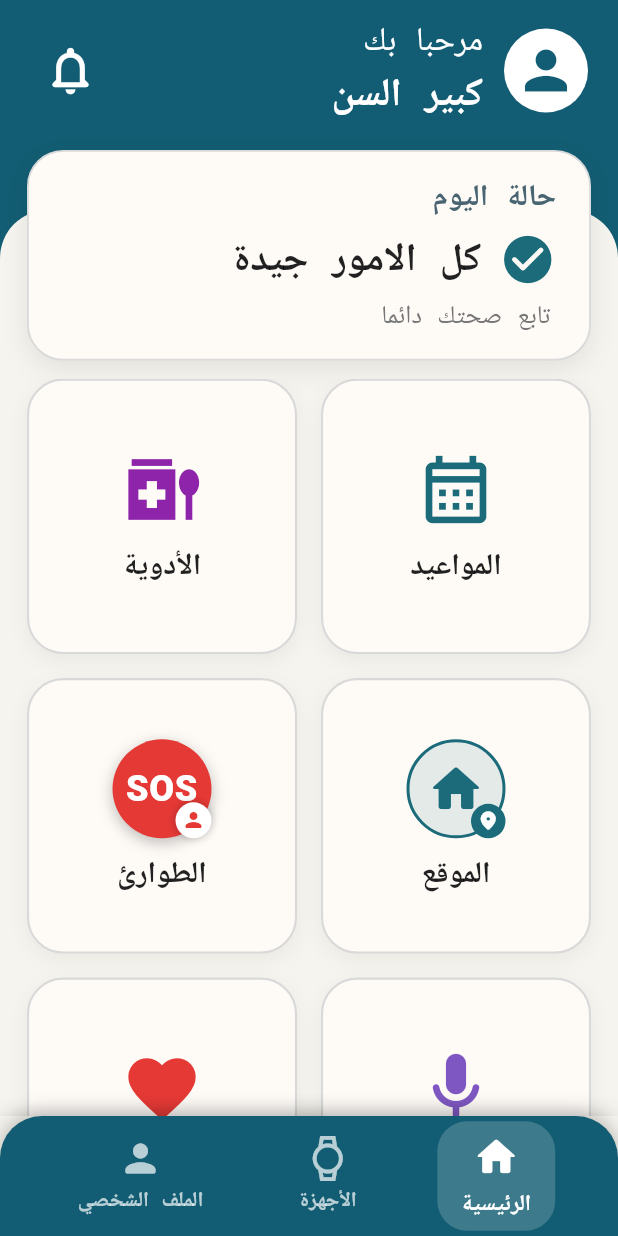
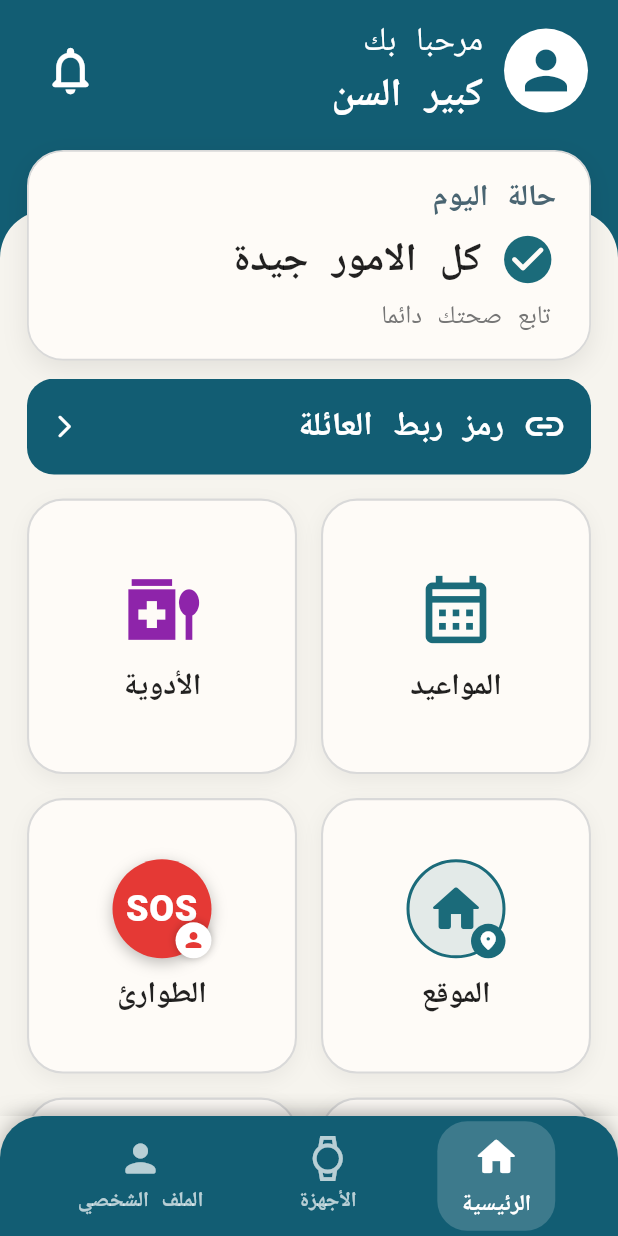
Before and after one commit to EzzaddeenAlhamzi/Yusr, a Flutter app: the HomePage screen opened by its route, on a phone screen of 412 x 824 dp. Run offline on Flutter 3.47's test engine with Material 3 defaults, Android fonts, the phone set to English and light mode, and no system bars; our stand-ins replace flutter_secure_storage, geolocator, google_fonts, image_picker, shared_preferences; missing offline and left inert: google_mlkit_text_recognition; accounts and stored records are empty; network calls fail; Roboto replaces fonts that are missing (Tajawal).

Commit message:
fix(p1.2): wire elderly linking-code into authenticated nav
Close UX gate on PR #5: reach /senior-link-code from elderly home,
simple home, and profile; fix remaining logout use_build_context_synchronously.
Preserve AuthZ, linking codes, Bearer origins, and SOS.

Co-authored-by: ezzaddeen.alhamzi2002 <ezzaddeen.alhamzi2002@gmail.com>

```diff
--- a/lib/pages/home_page.dart
+++ b/lib/pages/home_page.dart
@@ -362,6 +362,58 @@ class HomePage extends StatelessWidget {
                           padding: const EdgeInsets.symmetric(horizontal: 18.0),
                           child: Column(
                             children: [
+                              // مدخل واضح لرمز ربط العائلة بعد تسجيل الدخول
+                              InkWell(
+                                onTap: () {
+                                  Navigator.pushNamed(
+                                    context,
+                                    '/senior-link-code',
+                                    arguments: {
+                                      'mode': 'advanced',
+                                      'role': 'senior',
+                                      'from': 'home-elderly',
+                                    },
+                                  );
+                                },
+                                borderRadius: BorderRadius.circular(18),
+                                child: Container(
+                                  width: double.infinity,
+                                  padding: const EdgeInsets.symmetric(
+                                    horizontal: 16,
+                                    vertical: 16,
+                                  ),
+                                  decoration: BoxDecoration(
+                                    color: const Color(0xFF125D73),
+                                    borderRadius: BorderRadius.circular(18),
+                                  ),
+                                  child: Row(
+                                    children: [
+                                      const Icon(
+                                        Icons.link_rounded,
+                                        color: Colors.white,
+                                        size: 30,
+                                      ),
+                                      const SizedBox(width: 12),
+                                      Expanded(
+                                        child: Text(
+                                          'رمز ربط العائلة',
+                                          style: GoogleFonts.tajawal(
+                                            color: Colors.white,
+                                            fontSize: 22,
+                                            fontWeight: FontWeight.bold,
+                                          ),
+                                        ),
+                                      ),
+                                      const Icon(
+                                        Icons.arrow_back_ios_new_rounded,
+                                        color: Colors.white,
+                                        size: 18,
+                                      ),
+                                    ],
+                                  ),
+                                ),
+                              ),
+                              const SizedBox(height: 16),
                               // شبكة الخيارات والخدمات (Grid 2x3)
                               GridView.count(
                                 shrinkWrap: true,
```
Also changed, not shown: lib/pages/profile_page_caregiver.dart (+6 -2 lines), lib/pages/profile_page_elderly.dart (+23 -3 lines), lib/pages/simple_elderly/simple_home_page.dart (+46 -0 lines), 2 other files.
